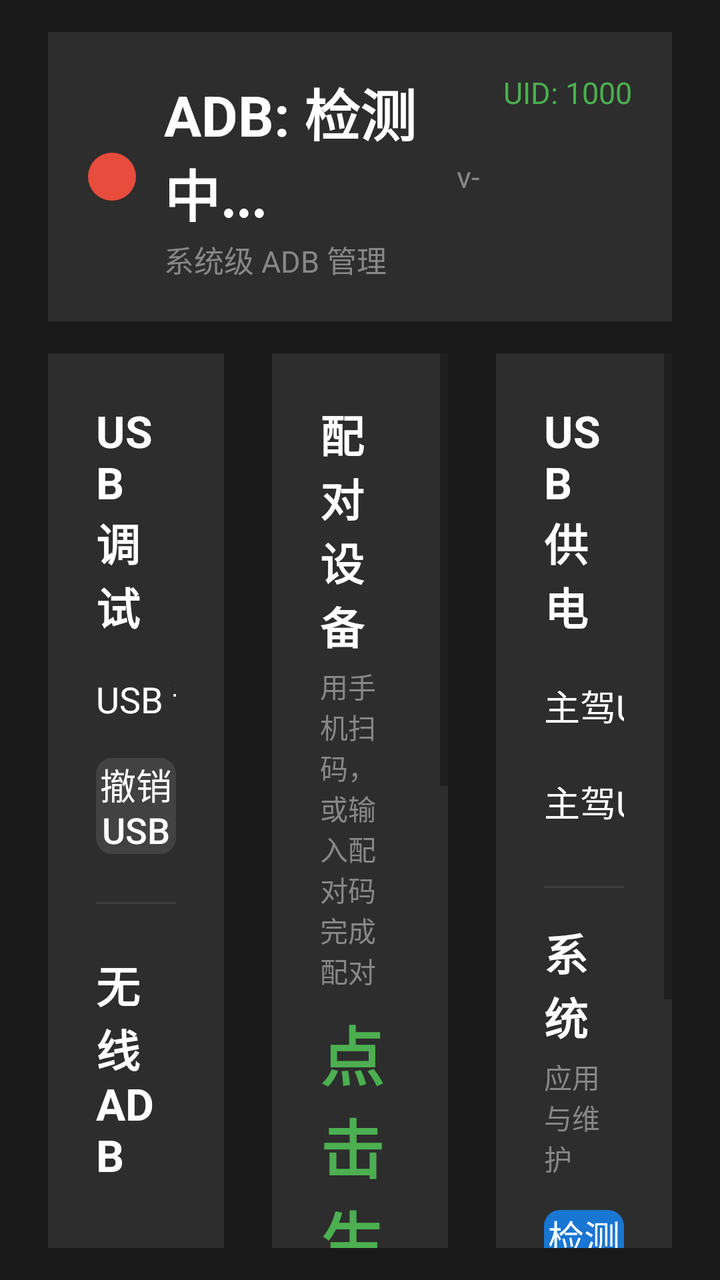
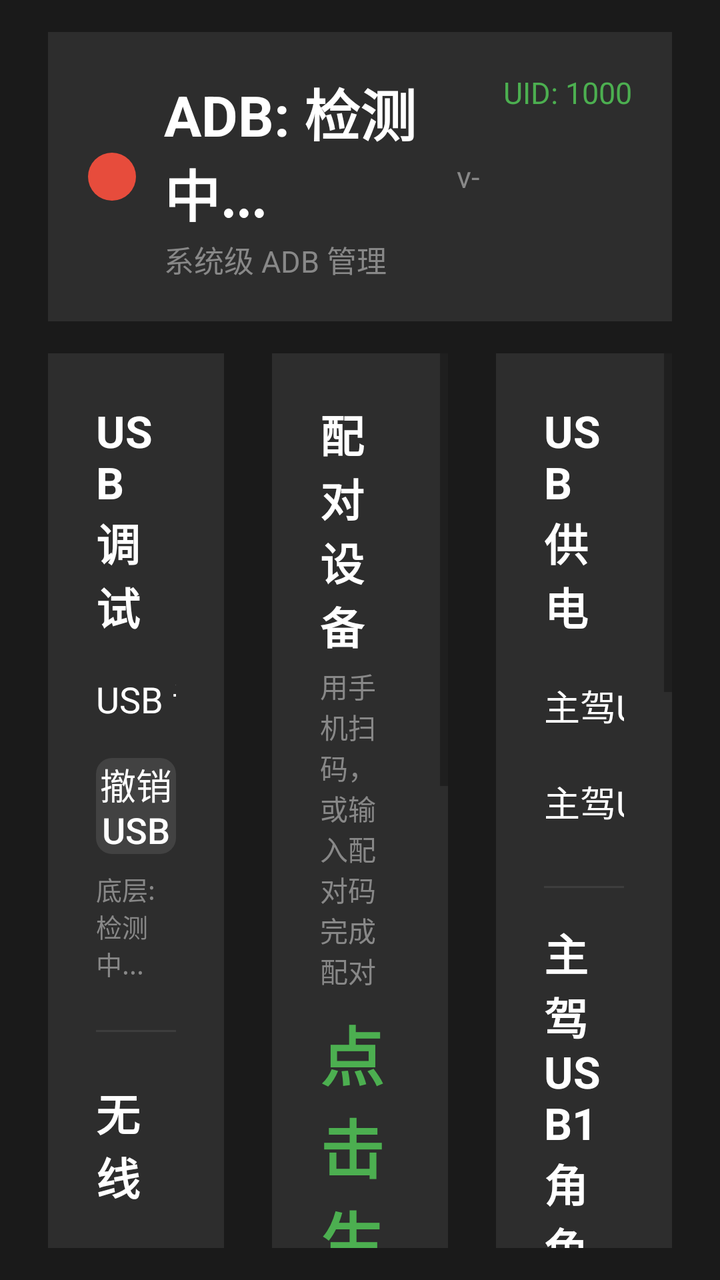

Two renders of the same Android screen: before a commit and after it. Below are the layout's source before the change and the commit's diff.
<!-- AndroidManifest.xml: application theme AppTheme -->
<!-- res/layout/activity_main.xml -->
<?xml version="1.0" encoding="utf-8"?>
<LinearLayout xmlns:android="http://schemas.android.com/apk/res/android"
    android:layout_width="match_parent"
    android:layout_height="match_parent"
    android:background="#1A1A1A"
    android:orientation="vertical"
    android:fitsSystemWindows="true"
    android:paddingStart="24dp"
    android:paddingEnd="24dp"
    android:paddingTop="16dp"
    android:paddingBottom="16dp">

    
    <LinearLayout
        android:layout_width="match_parent"
        android:layout_height="wrap_content"
        android:orientation="horizontal"
        android:background="#2D2D2D"
        android:padding="20dp"
        android:layout_marginBottom="16dp">

        <View
            android:id="@+id/status_indicator"
            android:layout_width="24dp"
            android:layout_height="24dp"
            android:background="@drawable/status_circle"
            android:layout_marginEnd="14dp"
            android:layout_gravity="center_vertical"/>

        <LinearLayout
            android:layout_width="0dp"
            android:layout_height="wrap_content"
            android:layout_weight="1"
            android:orientation="vertical">

            <TextView
                android:id="@+id/tv_status"
                android:layout_width="wrap_content"
                android:layout_height="wrap_content"
                android:text="ADB: 检测中..."
                android:textSize="28sp"
                android:textColor="#FFFFFF"
                android:textStyle="bold"/>

            <TextView
                android:id="@+id/tv_subtitle"
                android:layout_width="wrap_content"
                android:layout_height="wrap_content"
                android:text="系统级 ADB 管理"
                android:textSize="15sp"
                android:textColor="#888888"
                android:layout_marginTop="2dp"/>
        </LinearLayout>

        <TextView
            android:id="@+id/tv_version"
            android:layout_width="wrap_content"
            android:layout_height="wrap_content"
            android:text="v-"
            android:textSize="15sp"
            android:textColor="#888888"
            android:layout_marginEnd="12dp"
            android:layout_gravity="center_vertical"/>

        <TextView
            android:id="@+id/tv_uid"
            android:layout_width="wrap_content"
            android:layout_height="wrap_content"
            android:text="UID: 1000"
            android:textSize="15sp"
            android:textColor="#4CAF50"/>
    </LinearLayout>

    
    <LinearLayout
        android:layout_width="match_parent"
        android:layout_height="0dp"
        android:layout_weight="1"
        android:orientation="horizontal">

        
        <LinearLayout
            android:layout_width="0dp"
            android:layout_height="match_parent"
            android:layout_weight="1"
            android:orientation="vertical"
            android:background="#2D2D2D"
            android:padding="24dp"
            android:layout_marginEnd="12dp">

            <TextView
                android:layout_width="wrap_content"
                android:layout_height="wrap_content"
                android:text="USB 调试"
                android:textSize="22sp"
                android:textColor="#FFFFFF"
                android:textStyle="bold"/>

            <LinearLayout
                android:layout_width="match_parent"
                android:layout_height="wrap_content"
                android:orientation="horizontal"
                android:gravity="center_vertical"
                android:layout_marginTop="12dp">

                <TextView
                    android:layout_width="0dp"
                    android:layout_height="wrap_content"
                    android:layout_weight="1"
                    android:text="USB 调试"
                    android:textSize="18sp"
                    android:textColor="#FFFFFF"/>

                <Switch
                    android:id="@+id/sw_adb"
                    android:layout_width="wrap_content"
                    android:layout_height="wrap_content"
                    android:switchMinWidth="96dp"
                    android:track="@drawable/switch_track"
                    android:thumb="@drawable/switch_thumb"
                    android:thumbTextPadding="10dp"
                    android:showText="true"
                    android:textOn="开"
                    android:textOff="关"
                    android:textSize="16sp"
                    android:textColor="#FFFFFF"/>
            </LinearLayout>

            <Button
                android:id="@+id/btn_revoke_usb_auth"
                android:layout_width="match_parent"
                android:layout_height="48dp"
                android:text="撤销 USB 调试授权"
                android:textSize="18sp"
                android:background="@drawable/btn_rounded"
                android:backgroundTint="#424242"
                android:textColor="#FFFFFF"
                android:layout_marginTop="12dp"/>

            <View
                android:layout_width="match_parent"
                android:layout_height="1dp"
                android:background="#3D3D3D"
                android:layout_marginTop="24dp"
                android:layout_marginBottom="24dp"/>

            <TextView
                android:layout_width="wrap_content"
                android:layout_height="wrap_content"
                android:text="无线 ADB"
                android:textSize="22sp"
                android:textColor="#FFFFFF"
                android:textStyle="bold"/>

            <LinearLayout
                android:layout_width="match_parent"
                android:layout_height="wrap_content"
                android:orientation="horizontal"
                android:gravity="center_vertical"
                android:layout_marginTop="12dp">

                <TextView
                    android:layout_width="0dp"
                    android:layout_height="wrap_content"
                    android:layout_weight="1"
                    android:text="无线 ADB（动态端口）"
                    android:textSize="18sp"
                    android:textColor="#FFFFFF"/>

                <Switch
                    android:id="@+id/sw_wireless"
                    android:layout_width="wrap_content"
                    android:layout_height="wrap_content"
                    android:switchMinWidth="96dp"
                    android:track="@drawable/switch_track"
                    android:thumb="@drawable/switch_thumb"
                    android:thumbTextPadding="10dp"
                    android:showText="true"
                    android:textOn="开"
                    android:textOff="关"
                    android:textSize="16sp"
                    android:textColor="#FFFFFF"/>
            </LinearLayout>

            <View
                android:layout_width="match_parent"
                android:layout_height="0dp"
                android:layout_weight="1"/>

            <View
                android:layout_width="match_parent"
                android:layout_height="1dp"
                android:background="#3D3D3D"
                android:layout_marginTop="16dp"
                android:layout_marginBottom="16dp"/>

            <TextView
                android:id="@+id/tv_wireless_status"
                android:layout_width="wrap_content"
                android:layout_height="wrap_content"
                android:text="状态: 未开启"
                android:textSize="15sp"
                android:textColor="#888888"/>

            <TextView
                android:id="@+id/tv_ip_port"
                android:layout_width="wrap_content"
                android:layout_height="wrap_content"
                android:text="IP: 等待获取..."
                android:textSize="24sp"
                android:textColor="#4CAF50"
                android:textStyle="bold"
                android:layout_marginTop="6dp"/>

            <TextView
                android:id="@+id/tv_wifi_clients"
                android:layout_width="wrap_content"
                android:layout_height="wrap_content"
                android:text="无线客户端: 检测中..."
                android:textSize="15sp"
                android:textColor="#888888"
                android:layout_marginTop="12dp"/>
        </LinearLayout>

        
        <ScrollView
            android:layout_width="0dp"
            android:layout_height="match_parent"
            android:layout_weight="1"
            android:layout_marginEnd="12dp"
            android:layout_marginStart="12dp"
            android:fillViewport="true"
            android:scrollbarStyle="outsideOverlay">

            <LinearLayout
                android:layout_width="match_parent"
                android:layout_height="wrap_content"
                android:orientation="vertical"
                android:background="#2D2D2D"
                android:padding="24dp">

            <TextView
                android:layout_width="wrap_content"
                android:layout_height="wrap_content"
                android:text="配对设备"
                android:textSize="22sp"
                android:textColor="#FFFFFF"
                android:textStyle="bold"/>

            <TextView
                android:layout_width="wrap_content"
                android:layout_height="wrap_content"
                android:text="用手机扫码，或输入配对码完成配对"
                android:textSize="14sp"
                android:textColor="#888888"
                android:layout_marginTop="4dp"/>

            <ImageView
                android:id="@+id/iv_pair_qr"
                android:layout_width="150dp"
                android:layout_height="150dp"
                android:layout_gravity="center_horizontal"
                android:layout_marginTop="10dp"
                android:visibility="gone"
                android:background="#FFFFFF"
                android:contentDescription="配对二维码"/>

            <TextView
                android:id="@+id/tv_pair_code"
                android:layout_width="wrap_content"
                android:layout_height="wrap_content"
                android:layout_gravity="center_horizontal"
                android:text="点击生成"
                android:textSize="32sp"
                android:textColor="#4CAF50"
                android:textStyle="bold"
                android:layout_marginTop="8dp"/>

            <TextView
                android:id="@+id/tv_pair_port"
                android:layout_width="wrap_content"
                android:layout_height="wrap_content"
                android:layout_gravity="center_horizontal"
                android:text="配对端口: -"
                android:textSize="16sp"
                android:textColor="#888888"
                android:layout_marginTop="4dp"/>

            <Button
                android:id="@+id/btn_pair_qr"
                android:layout_width="match_parent"
                android:layout_height="48dp"
                android:text="使用二维码配对设备"
                android:textSize="18sp"
                android:background="@drawable/btn_rounded"
                android:backgroundTint="#1976D2"
                android:textColor="#FFFFFF"
                android:layout_marginTop="12dp"/>

            <Button
                android:id="@+id/btn_gen_pair"
                android:layout_width="match_parent"
                android:layout_height="48dp"
                android:text="使用配对码配对设备"
                android:textSize="18sp"
                android:background="@drawable/btn_rounded"
                android:backgroundTint="#424242"
                android:textColor="#FFFFFF"
                android:layout_marginTop="8dp"/>

            <View
                android:layout_width="match_parent"
                android:layout_height="1dp"
                android:background="#3D3D3D"
                android:layout_marginTop="16dp"
                android:layout_marginBottom="8dp"/>

            <TextView
                android:layout_width="wrap_content"
                android:layout_height="wrap_content"
                android:text="已配对的设备"
                android:textSize="20sp"
                android:textColor="#FFFFFF"
                android:textStyle="bold"/>

            <LinearLayout
                android:id="@+id/ll_paired_devices"
                android:layout_width="match_parent"
                android:layout_height="wrap_content"
                android:orientation="vertical"
                android:layout_marginTop="6dp"/>

            <TextView
                android:id="@+id/tv_paired_empty"
                android:layout_width="wrap_content"
                android:layout_height="wrap_content"
                android:text="暂无已配对的设备"
                android:textSize="14sp"
                android:textColor="#888888"
                android:layout_marginTop="4dp"/>

            <View
                android:layout_width="match_parent"
                android:layout_height="0dp"
                android:layout_weight="1"/>
            </LinearLayout>
        </ScrollView>

        
        <ScrollView
            android:layout_width="0dp"
            android:layout_height="match_parent"
            android:layout_weight="1"
            android:layout_marginStart="12dp"
            android:fillViewport="true"
            android:scrollbarStyle="outsideOverlay">

            <LinearLayout
                android:layout_width="match_parent"
                android:layout_height="wrap_content"
                android:orientation="vertical"
                android:background="#2D2D2D"
                android:padding="24dp">

            <TextView
                android:layout_width="wrap_content"
                android:layout_height="wrap_content"
                android:text="USB 供电"
                android:textSize="22sp"
                android:textColor="#FFFFFF"
                android:textStyle="bold"/>
            <LinearLayout
                android:layout_width="match_parent"
                android:layout_height="wrap_content"
                android:orientation="horizontal"
                android:gravity="center_vertical"
                android:layout_marginTop="16dp">

                <TextView
                    android:layout_width="0dp"
                    android:layout_height="wrap_content"
                    android:layout_weight="1"
                    android:text="主驾USB1"
                    android:textSize="18sp"
                    android:textColor="#FFFFFF"/>

                <Switch
                    android:id="@+id/sw_usb2_power"
                    android:layout_width="wrap_content"
                    android:layout_height="wrap_content"
                    android:switchMinWidth="96dp"
                    android:track="@drawable/switch_track"
                    android:thumb="@drawable/switch_thumb"
                    android:thumbTextPadding="10dp"
                    android:showText="true"
                    android:textOn="开"
                    android:textOff="关"
                    android:textSize="16sp"
                    android:textColor="#FFFFFF"/>
            </LinearLayout>
            <LinearLayout
                android:layout_width="match_parent"
                android:layout_height="wrap_content"
                android:orientation="horizontal"
                android:gravity="center_vertical"
                android:layout_marginTop="12dp">

                <TextView
                    android:layout_width="0dp"
                    android:layout_height="wrap_content"
                    android:layout_weight="1"
                    android:text="主驾USB2"
                    android:textSize="18sp"
                    android:textColor="#FFFFFF"/>

                <Switch
                    android:id="@+id/sw_usb31_power"
                    android:layout_width="wrap_content"
                    android:layout_height="wrap_content"
                    android:switchMinWidth="96dp"
                    android:track="@drawable/switch_track"
                    android:thumb="@drawable/switch_thumb"
                    android:thumbTextPadding="10dp"
                    android:showText="true"
                    android:textOn="开"
                    android:textOff="关"
                    android:textSize="16sp"
                    android:textColor="#FFFFFF"/>
            </LinearLayout>
            <View
                android:layout_width="match_parent"
                android:layout_height="0dp"
                android:layout_weight="1"/>

            <View
                android:layout_width="match_parent"
                android:layout_height="1dp"
                android:background="#3D3D3D"
                android:layout_marginTop="24dp"
                android:layout_marginBottom="16dp"/>

            <TextView
                android:layout_width="wrap_content"
                android:layout_height="wrap_content"
                android:text="系统"
                android:textSize="22sp"
                android:textColor="#FFFFFF"
                android:textStyle="bold"/>

            <TextView
                android:layout_width="wrap_content"
                android:layout_height="wrap_content"
                android:text="应用与维护"
                android:textSize="14sp"
                android:textColor="#888888"
                android:layout_marginTop="4dp"/>

            <Button
                android:id="@+id/btn_check_update"
                android:layout_width="match_parent"
                android:layout_height="48dp"
                android:text="检测更新"
                android:textSize="18sp"
                android:background="@drawable/btn_rounded"
                android:backgroundTint="#1976D2"
                android:textColor="#FFFFFF"
                android:layout_marginTop="16dp"/>

            <Button
                android:id="@+id/btn_exit"
                android:layout_width="match_parent"
                android:layout_height="48dp"
                android:text="退出"
                android:textSize="18sp"
                android:background="@drawable/btn_rounded"
                android:backgroundTint="#424242"
                android:textColor="#FFFFFF"
                android:layout_marginTop="12dp"/>

            <TextView
                android:layout_width="match_parent"
                android:layout_height="wrap_content"
                android:text="抖音@大伦哥cdm"
                android:textSize="13sp"
                android:textColor="#555555"
                android:gravity="center"
                android:layout_marginTop="6dp"/>
            </LinearLayout>
        </ScrollView>
    </LinearLayout>
</LinearLayout>
<!-- resources referenced by this layout -->
<resources>
  <!-- drawable btn_rounded (drawable) -->
  <?xml version="1.0" encoding="utf-8"?>
  <shape xmlns:android="http://schemas.android.com/apk/res/android"
      android:shape="rectangle">
      <corners android:radius="8dp"/>
  </shape>
  <!-- drawable status_circle (drawable) -->
  <?xml version="1.0" encoding="utf-8"?>
  <shape xmlns:android="http://schemas.android.com/apk/res/android"
      android:shape="oval">
      <solid android:color="#E74C3C"/>
  </shape>
  <!-- drawable switch_thumb (drawable) -->
  <?xml version="1.0" encoding="utf-8"?>
  <selector xmlns:android="http://schemas.android.com/apk/res/android">
      <item android:state_enabled="false">
          <shape android:shape="oval">
              <size android:width="36dp" android:height="36dp"/>
              <solid android:color="#777777"/>
          </shape>
      </item>
      <item android:state_checked="true">
          <shape android:shape="oval">
              <size android:width="36dp" android:height="36dp"/>
              <solid android:color="#FFFFFF"/>
          </shape>
      </item>
      <item>
          <shape android:shape="oval">
              <size android:width="36dp" android:height="36dp"/>
              <solid android:color="#BDBDBD"/>
          </shape>
      </item>
  </selector>
  <!-- drawable switch_track (drawable) -->
  <?xml version="1.0" encoding="utf-8"?>
  <selector xmlns:android="http://schemas.android.com/apk/res/android">
      <item android:state_checked="true">
          <shape android:shape="rectangle">
              <corners android:radius="18dp"/>
              <size android:width="96dp" android:height="36dp"/>
              <solid android:color="#27AE60"/>
          </shape>
      </item>
      <item android:state_enabled="false">
          <shape android:shape="rectangle">
              <corners android:radius="18dp"/>
              <size android:width="96dp" android:height="36dp"/>
              <solid android:color="#5A3A2A"/>
          </shape>
      </item>
      <item>
          <shape android:shape="rectangle">
              <corners android:radius="18dp"/>
              <size android:width="96dp" android:height="36dp"/>
              <solid android:color="#4A4A4A"/>
          </shape>
      </item>
  </selector>
  <style name="AppTheme" parent="android:Theme.Material.Light.NoActionBar">
          <item name="android:colorPrimary">#27AE60</item>
          <item name="android:colorPrimaryDark">#1E8449</item>
          <item name="android:colorAccent">#27AE60</item>
          <item name="android:windowBackground">#1A1A1A</item>
          <item name="android:windowFullscreen">false</item>
          <item name="android:windowNoTitle">true</item>
          <item name="android:windowContentOverlay">@null</item>
          <item name="android:statusBarColor">#1A1A1A</item>
          <item name="android:navigationBarColor">#1A1A1A</item>
      </style>
</resources>

<!-- the commit's change to res/layout/activity_main.xml (unified diff, before → after) -->
@@ -137,6 +137,15 @@
                 android:textColor="#FFFFFF"
                 android:layout_marginTop="12dp"/>
 
+            <TextView
+                android:id="@+id/tv_usb_detail"
+                android:layout_width="match_parent"
+                android:layout_height="wrap_content"
+                android:text="底层: 检测中..."
+                android:textSize="13sp"
+                android:textColor="#888888"
+                android:layout_marginTop="8dp"/>
+
             <View
                 android:layout_width="match_parent"
                 android:layout_height="1dp"
@@ -427,6 +436,69 @@
                     android:textSize="16sp"
                     android:textColor="#FFFFFF"/>
             </LinearLayout>
+
+            <View
+                android:layout_width="match_parent"
+                android:layout_height="1dp"
+                android:background="#3D3D3D"
+                android:layout_marginTop="24dp"
+                android:layout_marginBottom="16dp"/>
+
+            <TextView
+                android:layout_width="wrap_content"
+                android:layout_height="wrap_content"
+                android:text="主驾USB1 角色"
+                android:textSize="22sp"
+                android:textColor="#FFFFFF"
+                android:textStyle="bold"/>
+
+            <TextView
+                android:layout_width="wrap_content"
+                android:layout_height="wrap_content"
+                android:text="device=可被电脑调试 / host=读U盘；切成 host 后 USB 调试与同口 CarLife 均失效"
+                android:textSize="13sp"
+                android:textColor="#888888"
+                android:layout_marginTop="4dp"/>
+
+            <LinearLayout
+                android:layout_width="match_parent"
+                android:layout_height="wrap_content"
+                android:orientation="horizontal"
+                android:gravity="center_vertical"
+                android:layout_marginTop="12dp">
+
+                <TextView
+                    android:layout_width="0dp"
+                    android:layout_height="wrap_content"
+                    android:layout_weight="1"
+                    android:text="device 角色"
+                    android:textSize="18sp"
+                    android:textColor="#FFFFFF"/>
+
+                <Switch
+                    android:id="@+id/sw_usb_role"
+                    android:layout_width="wrap_content"
+                    android:layout_height="wrap_content"
+                    android:switchMinWidth="96dp"
+                    android:track="@drawable/switch_track"
+                    android:thumb="@drawable/switch_thumb"
+                    android:thumbTextPadding="10dp"
+                    android:showText="true"
+                    android:textOn="开"
+                    android:textOff="关"
+                    android:textSize="16sp"
+                    android:textColor="#FFFFFF"/>
+            </LinearLayout>
+
+            <TextView
+                android:id="@+id/tv_usb_role_detail"
+                android:layout_width="match_parent"
+                android:layout_height="wrap_content"
+                android:text="节点: -"
+                android:textSize="12sp"
+                android:textColor="#666666"
+                android:layout_marginTop="6dp"/>
+
             <View
                 android:layout_width="match_parent"
                 android:layout_height="0dp"
